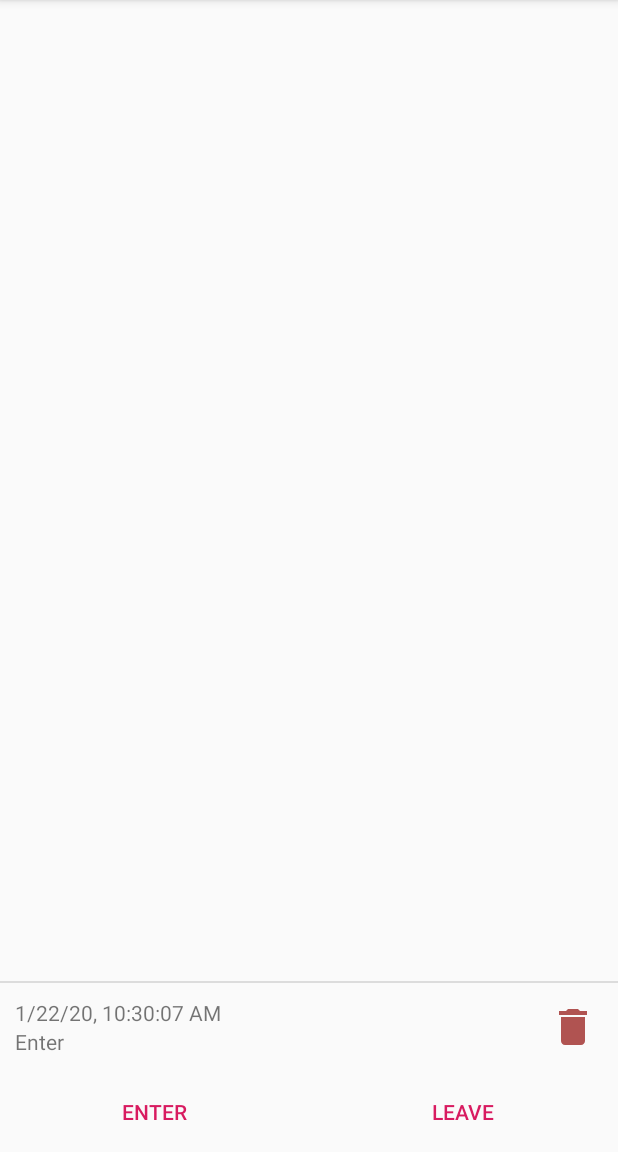
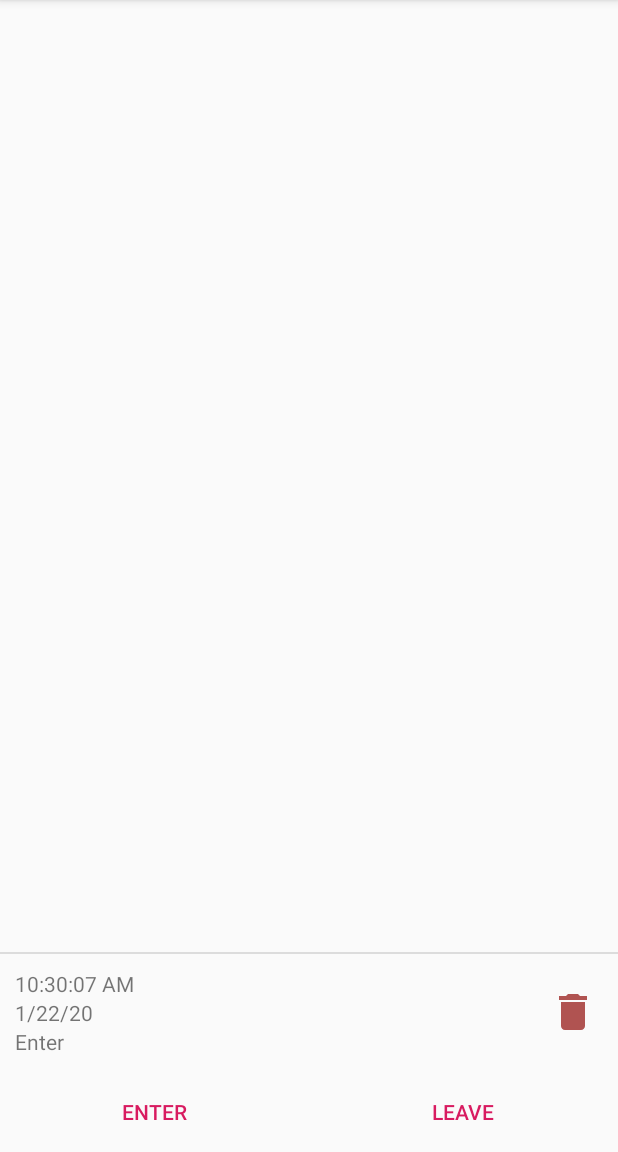
Before and after one commit to burdukowsky/EnterLeave, an Android app: the screen it shows after launch (MainActivity), after a tap on "ENTER", on a phone screen of 412 x 824 dp, the part 84-1236 px from its top. Run offline under Robolectric (Android 15) with nearby library versions, the phone set to English and light mode, and no system bars; libraries missing offline, so code that uses them is left out: com.j256.ormlite; 2 statements that could not run were skipped.

Commit message:
split time representation to date and time

```diff
--- a/app/src/main/java/tk/burdukowsky/enter_leave/ActionListAdapter.kt
+++ b/app/src/main/java/tk/burdukowsky/enter_leave/ActionListAdapter.kt
@@ -18,7 +18,9 @@ class ActionListAdapter(
     override fun getView(position: Int, convertView: View?, parent: ViewGroup?): View {
         val view: View = convertView ?: layoutInflater.inflate(R.layout.action, parent, false)
         val entity = getItem(position)
-        view.findViewById<TextView>(R.id.tvActionTime).text = formatMilliseconds(entity.time)
+        val formattedTime = Utils.millisecondsToFormattedTime(entity.time)
+        view.findViewById<TextView>(R.id.tvActionDate).text = formattedTime.date
+        view.findViewById<TextView>(R.id.tvActionTime).text = formattedTime.time
         view.findViewById<TextView>(R.id.tvActionType).text = entity.type.getResource()
         view.findViewById<ImageView>(R.id.ivActionDelete).setOnClickListener {
             (context as ActionDeleter).deleteAction(entity)
--- /dev/null
+++ b/app/src/main/java/tk/burdukowsky/enter_leave/FormattedTime.kt
@@ -0,0 +1,3 @@
+package tk.burdukowsky.enter_leave
+
+class FormattedTime(val date: String, val time: String)
--- a/app/src/main/java/tk/burdukowsky/enter_leave/MainActivity.kt
+++ b/app/src/main/java/tk/burdukowsky/enter_leave/MainActivity.kt
@@ -32,7 +32,7 @@ class MainActivity : AppCompatActivity(), ActionDeleter {
     }
 
     private fun addAction(type: ActionType) {
-        val action = Action(null, type, getCurrentMilliseconds())
+        val action = Action(null, type, Utils.getCurrentMilliseconds())
         ActionDao.add(action)
         actions.add(action)
         actionListAdapter.notifyDataSetChanged()
--- a/app/src/main/java/tk/burdukowsky/enter_leave/Utils.kt
+++ b/app/src/main/java/tk/burdukowsky/enter_leave/Utils.kt
@@ -5,24 +5,39 @@ import java.util.*
 import android.os.Build
 import java.text.SimpleDateFormat
 
-val ruLocale = Locale("ru", "RU")
+class Utils {
+    companion object {
 
-val currentLocale: Locale = if (Build.VERSION.SDK_INT >= Build.VERSION_CODES.N) {
+        private val ruLocale = Locale("ru", "RU")
+
+        private val currentLocale: Locale = if (Build.VERSION.SDK_INT >= Build.VERSION_CODES.N) {
             App.instance.resources.configuration.locales.get(0)
         } else {
+            @Suppress("DEPRECATION")
             App.instance.resources.configuration.locale
         }
 
-val df: DateFormat = if (currentLocale == ruLocale) {
-    SimpleDateFormat("dd.MM.yy HH:mm:ss", ruLocale)
+        private var dfDate: DateFormat
+        private var dfTime: DateFormat
+
+        init {
+            if (currentLocale == ruLocale) {
+                dfDate = SimpleDateFormat("dd.MM.yy", ruLocale)
+                dfTime = SimpleDateFormat("HH:mm:ss", ruLocale)
             } else {
-    DateFormat.getDateTimeInstance(DateFormat.SHORT, DateFormat.MEDIUM, currentLocale)
+                dfDate = DateFormat.getDateInstance(DateFormat.SHORT, currentLocale)
+                dfTime = DateFormat.getTimeInstance(DateFormat.MEDIUM, currentLocale)
+            }
         }
 
         fun getCurrentMilliseconds(): Long {
             return System.currentTimeMillis()
         }
 
-fun formatMilliseconds(milliseconds: Long): String {
-    return df.format(Date(milliseconds))
+        fun millisecondsToFormattedTime(milliseconds: Long): FormattedTime {
+            val date = Date(milliseconds)
+            return FormattedTime(dfDate.format(date), dfTime.format(date))
         }
+
+    }
+}
--- a/app/src/main/res/layout/action.xml
+++ b/app/src/main/res/layout/action.xml
@@ -20,6 +20,11 @@
             android:layout_height="wrap_content" />
 
         <TextView
+            android:id="@+id/tvActionDate"
+            android:layout_width="match_parent"
+            android:layout_height="wrap_content" />
+
+        <TextView
             android:id="@+id/tvActionType"
             android:layout_width="match_parent"
             android:layout_height="wrap_content" />
```
Lines whose indentation alone changed are shown as unchanged.
